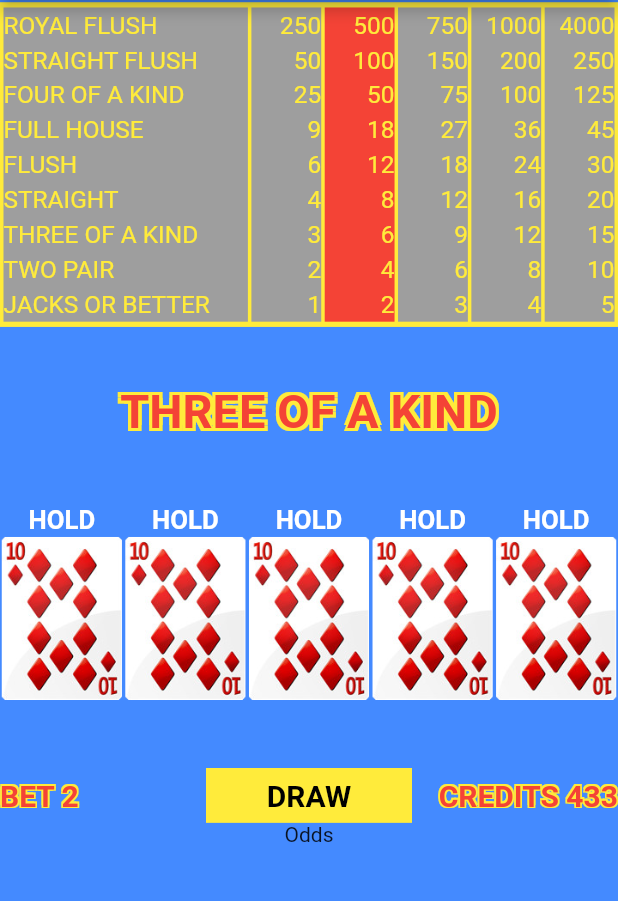
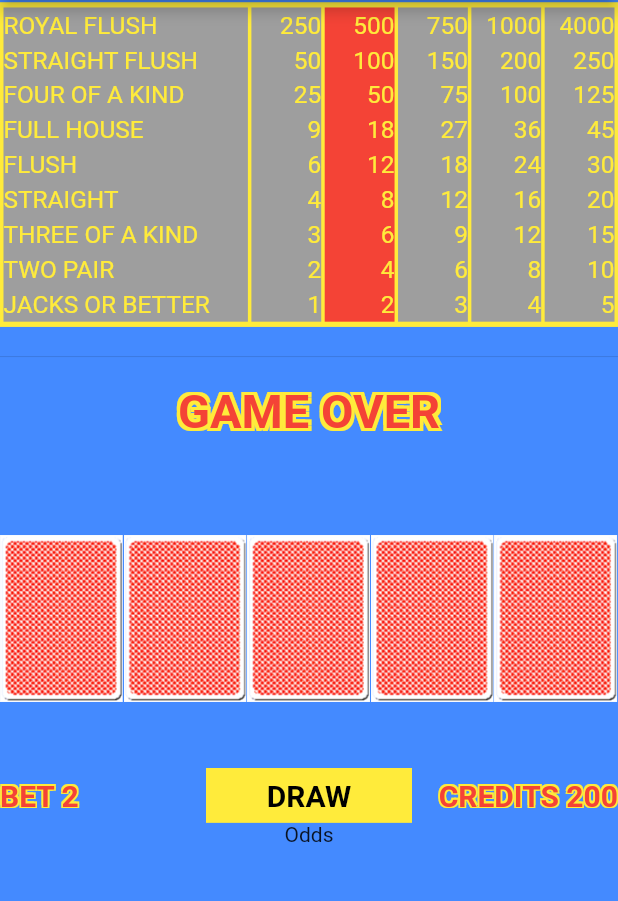
Before and after one commit to Naivec0de/Flutter-VideoPoker, a Flutter app: the screen it shows after launch, on a phone screen of 412 x 824 dp, the part 84-985 px from its top. Run offline on Flutter 3.47's test engine with Material 2 defaults, Android fonts, the phone set to English and light mode, and no system bars.

Commit message:
Add game loop

```diff
--- a/lib/card.dart
+++ b/lib/card.dart
@@ -1,27 +1,42 @@
 import 'dart:math';
 
 class PlayCard {
-  int _rank; // 1 to 13, for A to K.
-  int _suit; // 1 to 4, for four suits.
+  int rank; // 1 to 13, for A to K.
+  int suit; // 1 to 4, for four suits.
+  bool hold = false;
 
-  PlayCard(this._rank, this._suit);
+  PlayCard(this.rank, this.suit);
 
-  factory PlayCard.randomCard() {
-    Random rnd = Random();
+  factory PlayCard.back() {
+    return PlayCard(0, 0);
+  }
 
+  String get src {
+    if (rank == 0 && suit == 0) {
+      return 'assets/back.png';
+    }
+
+    String rk = '$rank';
+    if (rank == 1) rk = 'a';
+    if (rank == 10) rk = 't';
+    if (rank == 11) rk = 'j';
+    if (rank == 12) rk = 'q';
+    if (rank == 13) rk = 'k';
+    return 'assets/cards/card$suit$rk.png';
+  }
+}
+
+class Deck {
+  Random rnd = Random();
+
+  // TODO - properly simulate a deck of cards
+
+  PlayCard pop() {
     return PlayCard(
       1 + rnd.nextInt(13),
       1 + rnd.nextInt(4),
     );
   }
 
-  String get src {
-    String rank = '$_rank';
-    if (_rank == 1) rank = 'a';
-    if (_rank == 10) rank = 't';
-    if (_rank == 11) rank = 'j';
-    if (_rank == 12) rank = 'q';
-    if (_rank == 13) rank = 'k';
-    return 'assets/cards/card$_suit$rank.png';
-  }
+  void shuffle() {}
 }
--- a/lib/global.dart
+++ b/lib/global.dart
@@ -1,18 +1,37 @@
+import 'dart:math';
+
 import 'package:flutter/foundation.dart';
+import 'package:video_poker/card.dart';
 
 const payout_names = [
-  "Royal Flush",
-  "Straight Flush",
-  "Four of a Kind",
-  "Full House",
-  "Flush",
-  "Straight",
-  "Three of a Kind",
-  "Two Pair",
-  "Jacks or Better",
+/* 0 */ "Royal Flush",
+/* 1 */ "Straight Flush",
+/* 2 */ "Four of a Kind",
+/* 3 */ "Full House",
+/* 4 */ "Flush",
+/* 5 */ "Straight",
+/* 6 */ "Three of a Kind",
+/* 7 */ "Two Pair",
+/* 8 */ "Jacks or Better",
 ];
 const payout_rate_1x = [250, 50, 25, 9, 6, 4, 3, 2, 1];
 const payout_rate_5x = [4000, 250, 125, 45, 30, 20, 15, 10, 5];
 
 ValueNotifier<int> wager = ValueNotifier(2); // current wager
 ValueNotifier<int> credits = ValueNotifier(200); // total credits
+
+List calcPayout(List<PlayCard> hand) {
+  // TODO - implement game logic to properly detect winning hands
+  Random rnd = Random();
+  if (rnd.nextBool()) {
+    return ["GAME OVER", 0];
+  }
+
+  int index = rnd.nextInt(payout_names.length);
+  String name = payout_names[index];
+  int value = payout_rate_1x[index] * wager.value;
+  if (wager.value == 5) {
+    value = payout_rate_5x[index];
+  }
+  return [name, value];
+}
--- a/lib/play_area.dart
+++ b/lib/play_area.dart
@@ -8,7 +8,22 @@ class PlayArea extends StatefulWidget {
 }
 
 class PlayAreaState extends State<PlayArea> {
-  String _header = "THREE OF A KIND";
+  int _gameState = 0; // 0: ready/result, 1: hold
+  String _title = "GAME OVER";
+  Deck deck = Deck();
+  List<PlayCard> _hand;
+
+  @override
+  void initState() {
+    _hand = [
+      PlayCard.back(),
+      PlayCard.back(),
+      PlayCard.back(),
+      PlayCard.back(),
+      PlayCard.back(),
+    ];
+    super.initState();
+  }
 
   @override
   Widget build(BuildContext context) {
@@ -16,7 +31,7 @@ class PlayAreaState extends State<PlayArea> {
       children: <Widget>[
         Expanded(
           flex: 1,
-          child: Container(),
+          child: Divider(),
         ),
         Expanded(
           flex: 1,
@@ -38,7 +53,7 @@ class PlayAreaState extends State<PlayArea> {
     return FittedBox(
       fit: BoxFit.fitWidth,
       child: Text(
-        _header,
+        _title,
         style: TextStyle(
             color: Colors.red,
             fontWeight: FontWeight.bold,
@@ -56,24 +71,26 @@ class PlayAreaState extends State<PlayArea> {
   Widget _buildCardsArea() {
     return Row(
       crossAxisAlignment: CrossAxisAlignment.center,
-      children: <Widget>[
-        _buildSingleCard(PlayCard.randomCard()),
-        _buildSingleCard(PlayCard.randomCard()),
-        _buildSingleCard(PlayCard.randomCard()),
-        _buildSingleCard(PlayCard.randomCard()),
-        _buildSingleCard(PlayCard.randomCard()),
-      ],
+      children: _hand.map((card) => _buildSingleCard(card)).toList(),
     );
   }
 
   Widget _buildSingleCard(card) {
     return Expanded(
+      child: GestureDetector(
+        onTap: () {
+          if (_gameState == 1) {
+            setState(() {
+              card.hold = !card.hold;
+            });
+          }
+        },
         child: FittedBox(
           fit: BoxFit.fill,
           child: Column(
             children: <Widget>[
               Text(
-              "HOLD",
+                card.hold ? 'HOLD' : ' ',
                 style: TextStyle(
                     color: Colors.white,
                     fontWeight: FontWeight.bold,
@@ -81,6 +98,7 @@ class PlayAreaState extends State<PlayArea> {
               ),
               Image.asset(card.src),
             ],
+          ),
         ),
       ),
     );
@@ -103,7 +121,7 @@ class PlayAreaState extends State<PlayArea> {
                 valueListenable: wager,
                 builder: (context, value, child) {
                   return Text(
-                    "BET ${wager.value}",
+                    "BET $value",
                     style: TextStyle(
                         color: Colors.red,
                         fontWeight: FontWeight.bold,
@@ -121,6 +139,34 @@ class PlayAreaState extends State<PlayArea> {
           ),
         ),
         Expanded(
+          child: GestureDetector(
+            onTap: () {
+              switch (_gameState) {
+                case 0:
+                  credits.value -= wager.value;
+                  for (int i = 0; i < 5; i++) {
+                    _hand[i] = deck.pop();
+                  }
+                  _title = ' ';
+                  _gameState = 1;
+                  break;
+                case 1:
+                  for (int i = 0; i < 5; i++) {
+                    if (!_hand[i].hold) {
+                      _hand[i] = deck.pop();
+                    }
+                  }
+                  var result = calcPayout(_hand);
+                  _title =
+                      '${result[0]}${result[1] > 0 ? ' (${result[1]})' : ''}';
+                  credits.value += result[1];
+                  deck.shuffle();
+                  _gameState = 0;
+                  break;
+              }
+
+              setState(() {});
+            },
             child: Container(
               height: 60,
               color: Colors.yellow,
@@ -135,12 +181,16 @@ class PlayAreaState extends State<PlayArea> {
               ),
             ),
           ),
+        ),
         Expanded(
           child: Container(
             height: 60,
             alignment: Alignment.centerRight,
-            child: Text(
-              "CREDITS 433",
+            child: ValueListenableBuilder(
+              valueListenable: credits,
+              builder: (context, value, _) {
+                return Text(
+                  "CREDITS $value",
                   style: TextStyle(
                       color: Colors.red,
                       fontWeight: FontWeight.bold,
@@ -151,6 +201,8 @@ class PlayAreaState extends State<PlayArea> {
                         Shadow(offset: Offset(1, 1), color: Colors.yellow),
                         Shadow(offset: Offset(1, -1), color: Colors.yellow),
                       ]),
+                );
+              },
             ),
           ),
         ),
--- a/pubspec.yaml
+++ b/pubspec.yaml
@@ -36,6 +36,7 @@ flutter:
   # the material Icons class.
   uses-material-design: true
   assets:
+    - assets/
     - assets/cards/
 
   # To add assets to your application, add an assets section, like this:
```
Also changed, not shown: assets/back.png (added), 1 other file. Lines whose indentation alone changed are shown as unchanged.
